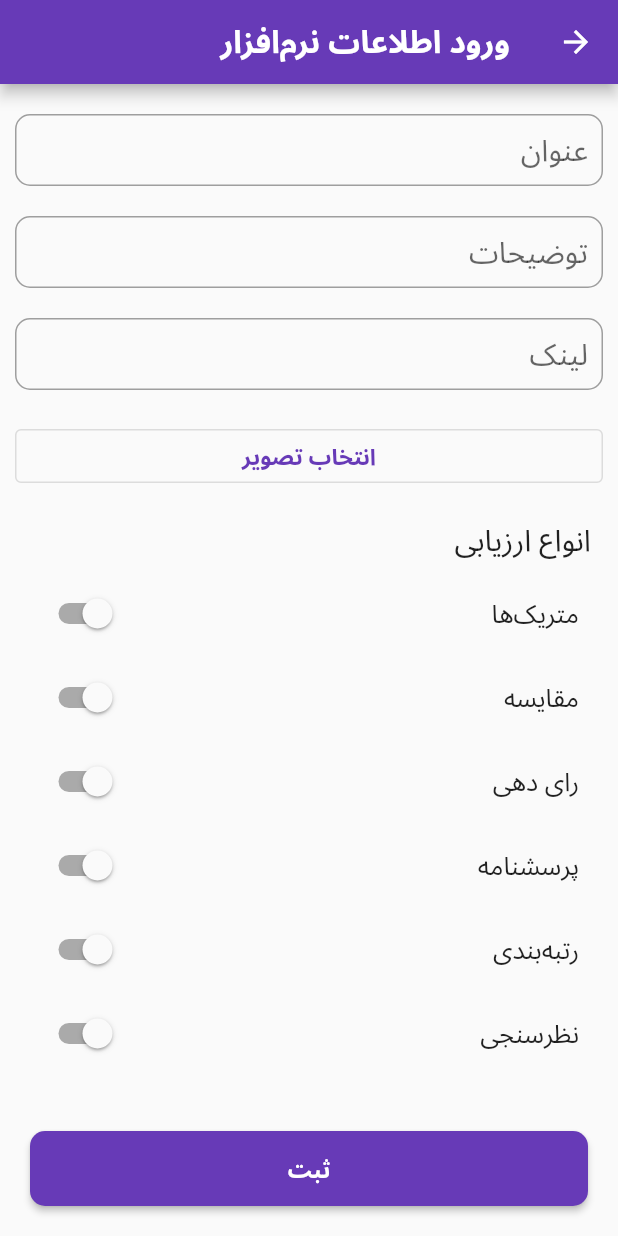
After one commit to NavidAG/rate_my_app, a Flutter app: the AddNewAppPage screen opened directly, on a phone screen of 412 x 824 dp. The commit adds this screen. Run offline on Flutter 3.47's test engine with Material 2 defaults, Android fonts, the phone set to English and light mode, and no system bars; our stand-ins replace image_picker.

Commit message:
added new pages.

```diff
--- /dev/null
+++ b/lib/views/pages/add_new_app_page.dart
@@ -0,0 +1,220 @@
+import 'package:flutter/material.dart';
+import 'package:image_picker/image_picker.dart';
+
+class AddNewAppPage extends StatefulWidget {
+  const AddNewAppPage({Key? key}) : super(key: key);
+
+  @override
+  _AddNewAppPageState createState() => _AddNewAppPageState();
+}
+
+class _AddNewAppPageState extends State<AddNewAppPage> {
+  bool switchValue1 = false;
+  bool switchValue2 = false;
+  bool switchValue3 = false;
+  bool switchValue4 = false;
+  bool switchValue5 = false;
+  bool switchValue6 = false;
+  @override
+  Widget build(BuildContext context) {
+    return Scaffold(
+      appBar: AppBar(
+        title: Text("ورود اطلاعات نرم‌افزار"),
+      ),
+      body: Container(
+        child: Column(
+          children: [
+            Expanded(
+              child: ListView(
+                padding: EdgeInsets.all(10),
+                children: [
+                  Container(
+                    padding: EdgeInsets.symmetric(vertical: 10),
+                    child: TextField(
+                      textInputAction: TextInputAction.done,
+                      // textAlign: TextAlign.center,
+
+                      style: TextStyle(
+                        fontSize: 20,
+                      ),
+                      decoration: InputDecoration(
+                        contentPadding: EdgeInsets.only(right: 10),
+                        prefixIconConstraints: BoxConstraints(maxWidth: 50),
+
+                        focusedBorder: OutlineInputBorder(
+                          borderRadius: BorderRadius.circular(10),
+                          borderSide:
+                              BorderSide(color: Colors.grey, width: 1.0),
+                        ),
+                        enabledBorder: OutlineInputBorder(
+                          borderRadius: BorderRadius.circular(10),
+                          borderSide:
+                              BorderSide(color: Colors.grey, width: 1.0),
+                        ),
+                        hintText: 'عنوان',
+
+                        // border: InputBorder.none,
+                      ),
+                    ),
+                  ),
+                  Container(
+                    padding: EdgeInsets.symmetric(vertical: 10),
+                    child: TextField(
+                      textInputAction: TextInputAction.done,
+                      // textAlign: TextAlign.center,
+
+                      style: TextStyle(
+                        fontSize: 20,
+                      ),
+                      decoration: InputDecoration(
+                        contentPadding: EdgeInsets.only(right: 10),
+                        prefixIconConstraints: BoxConstraints(maxWidth: 50),
+
+                        focusedBorder: OutlineInputBorder(
+                          borderRadius: BorderRadius.circular(10),
+                          borderSide:
+                              BorderSide(color: Colors.grey, width: 1.0),
+                        ),
+                        enabledBorder: OutlineInputBorder(
+                          borderRadius: BorderRadius.circular(10),
+                          borderSide:
+                              BorderSide(color: Colors.grey, width: 1.0),
+                        ),
+                        hintText: 'توضیحات',
+
+                        // border: InputBorder.none,
+                      ),
+                    ),
+                  ),
+                  Container(
+                    padding: EdgeInsets.symmetric(vertical: 10),
+                    child: TextField(
+                      textInputAction: TextInputAction.done,
+                      // textAlign: TextAlign.center,
+
+                      style: TextStyle(
+                        fontSize: 20,
+                      ),
+                      decoration: InputDecoration(
+                        contentPadding: EdgeInsets.only(right: 10),
+                        prefixIconConstraints: BoxConstraints(maxWidth: 50),
+
+                        focusedBorder: OutlineInputBorder(
+                          borderRadius: BorderRadius.circular(10),
+                          borderSide:
+                              BorderSide(color: Colors.grey, width: 1.0),
+                        ),
+                        enabledBorder: OutlineInputBorder(
+                          borderRadius: BorderRadius.circular(10),
+                          borderSide:
+                              BorderSide(color: Colors.grey, width: 1.0),
+                        ),
+                        hintText: 'لینک',
+
+                        // border: InputBorder.none,
+                      ),
+                    ),
+                  ),
+                  Container(
+                    margin: EdgeInsets.symmetric(vertical: 10),
+                    child: OutlinedButton(
+                      child: Text("انتخاب تصویر"),
+                      onPressed: () async {
+                        await _pickImage();
+                      },
+                    ),
+                  ),
+                  Padding(
+                    padding: const EdgeInsets.all(8.0),
+                    child: Text(
+                      "انواع ارزیابی",
+                      style: TextStyle(fontSize: 20),
+                    ),
+                  ),
+                  SwitchListTile(
+                    title: Text("متریک‌ها"),
+                    value: switchValue1,
+                    onChanged: (value) {
+                      setState(() {
+                        switchValue1 = value;
+                      });
+                    },
+                  ),
+                  SwitchListTile(
+                    title: Text("مقایسه"),
+                    value: switchValue2,
+                    onChanged: (value) {
+                      setState(() {
+                        switchValue2 = value;
+                      });
+                    },
+                  ),
+                  SwitchListTile(
+                    title: Text("رای دهی"),
+                    value: switchValue3,
+                    onChanged: (value) {
+                      setState(() {
+                        switchValue3 = value;
+                      });
+                    },
+                  ),
+                  SwitchListTile(
+                    title: Text("پرسشنامه"),
+                    value: switchValue4,
+                    onChanged: (value) {
+                      setState(() {
+                        switchValue4 = value;
+                      });
+                    },
+                  ),
+                  SwitchListTile(
+                    title: Text("رتبه‌بندی"),
+                    value: switchValue5,
+                    onChanged: (value) {
+                      setState(() {
+                        switchValue5 = value;
+                      });
+                    },
+                  ),
+                  SwitchListTile(
+                    title: Text("نظرسنجی"),
+                    value: switchValue6,
+                    onChanged: (value) {
+                      setState(() {
+                        switchValue6 = value;
+                      });
+                    },
+                  ),
+                ],
+              ),
+            ),
+            Container(
+              padding: EdgeInsets.all(20),
+              width: double.infinity,
+              height: 90,
+              child: ElevatedButton(
+                style: ElevatedButton.styleFrom(
+                    shape: RoundedRectangleBorder(
+                        borderRadius: BorderRadius.circular(10))),
+                child: Text("ثبت"),
+                onPressed: () {
+                  // Navigator.pushReplacement(
+                  //   context,
+                  //   MaterialPageRoute(
+                  //     builder: (context) => Home(),
+                  //   ),
+                  // );
+                },
+              ),
+            ),
+          ],
+        ),
+      ),
+    );
+  }
+
+  _pickImage() async {
+    ImagePicker picker = ImagePicker();
+    final XFile? image = await picker.pickImage(source: ImageSource.gallery);
+  }
+}
--- a/lib/views/pages/home.dart
+++ b/lib/views/pages/home.dart
@@ -2,6 +2,7 @@ import 'package:flutter/material.dart';
 import 'package:rate_my_app/views/pages/tabs/dashboard.dart';
 import 'package:rate_my_app/views/pages/login/intro_page.dart';
 import 'package:rate_my_app/views/pages/tabs/profile_page.dart';
+import 'package:rate_my_app/views/pages/tabs/search_page.dart';
 
 class Home extends StatefulWidget {
   const Home({Key? key}) : super(key: key);
@@ -46,7 +47,7 @@ class _HomeState extends State<Home> {
 
   _body() {
     if (_currentIndex == 0) return DashboardPage();
-    if (_currentIndex == 1) return IntroPage();
+    if (_currentIndex == 1) return SearchPage();
     if (_currentIndex == 2) return ProfilePage();
     // if (_currentIndex == 3) return Container();
   }
```
Also changed, not shown: lib/views/pages/tabs/dashboard.dart (+12 -0 lines), lib/views/pages/tabs/search_page.dart (added, +52 -0 lines), pubspec.yaml (+4 -8 lines), pubspec.lock, 7 other files.
